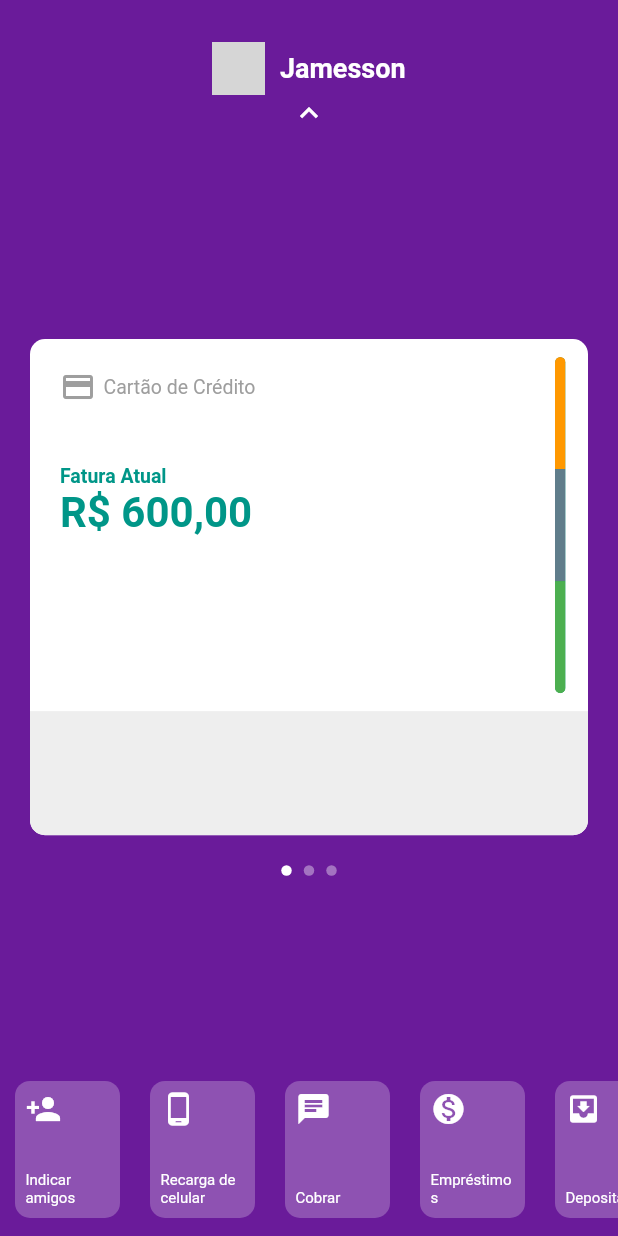
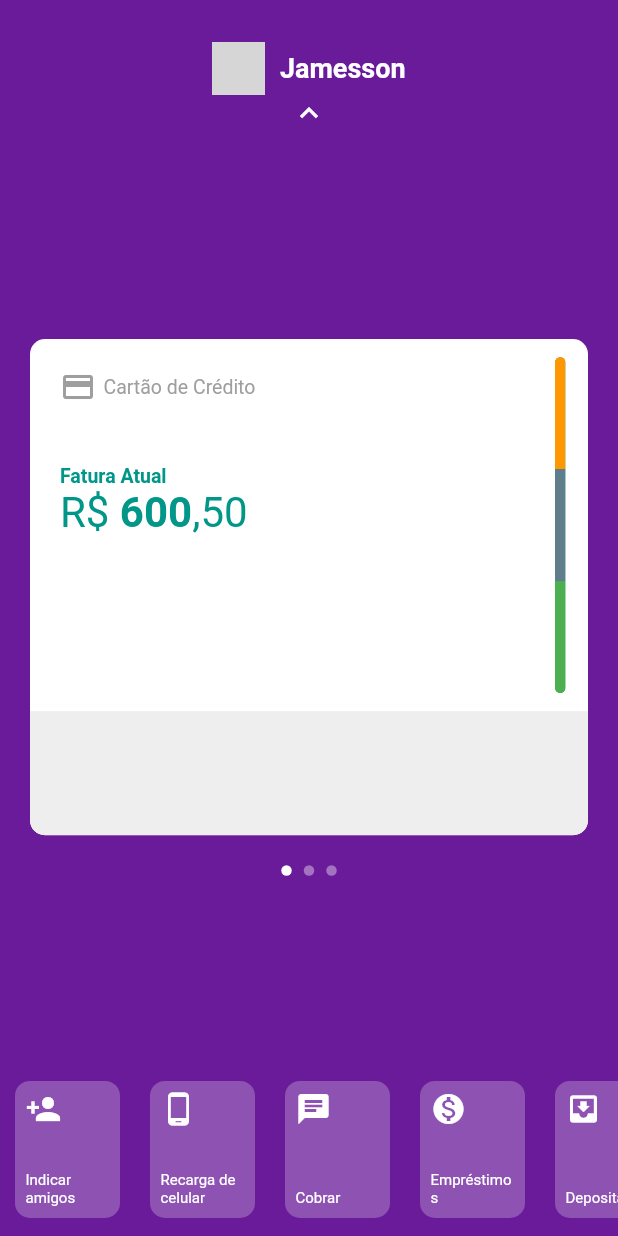
Before and after one commit to jamessonsena/nubank_flutter, a Flutter app: the screen it shows after launch, on a phone screen of 412 x 824 dp. Run offline on Flutter 3.47's test engine with Material 2 defaults, Android fonts, the phone set to English and light mode, and no system bars; network calls fail; grey boxes are pictures that could not be loaded.

Commit message:
usando o Text.rich para concatenar dois textos com formatação diferente

```diff
--- a/nubank/lib/pages/home/widgets/first_card.dart
+++ b/nubank/lib/pages/home/widgets/first_card.dart
@@ -48,13 +48,22 @@ class FirstCard extends StatelessWidget {
                                   fontWeight: FontWeight.bold,
                                 ),
                               ),
-                              Text(
-                                'R\$ 600,00',
+                              Text.rich(
+                                TextSpan(text: 'R\$ ', children: [
+                                  TextSpan(
+                                    text: '600',
+                                    style: TextStyle(
+                                      fontWeight: FontWeight.bold,
+                                    ),
+                                  ),
+                                  TextSpan(
+                                    text: ',50',
+                                  ),
+                                ]),
                                 textAlign: TextAlign.start,
                                 style: TextStyle(
                                   color: Colors.teal,
                                   fontSize: 28,
-                                  fontWeight: FontWeight.bold,
                                 ),
                               ),
                             ],
```
